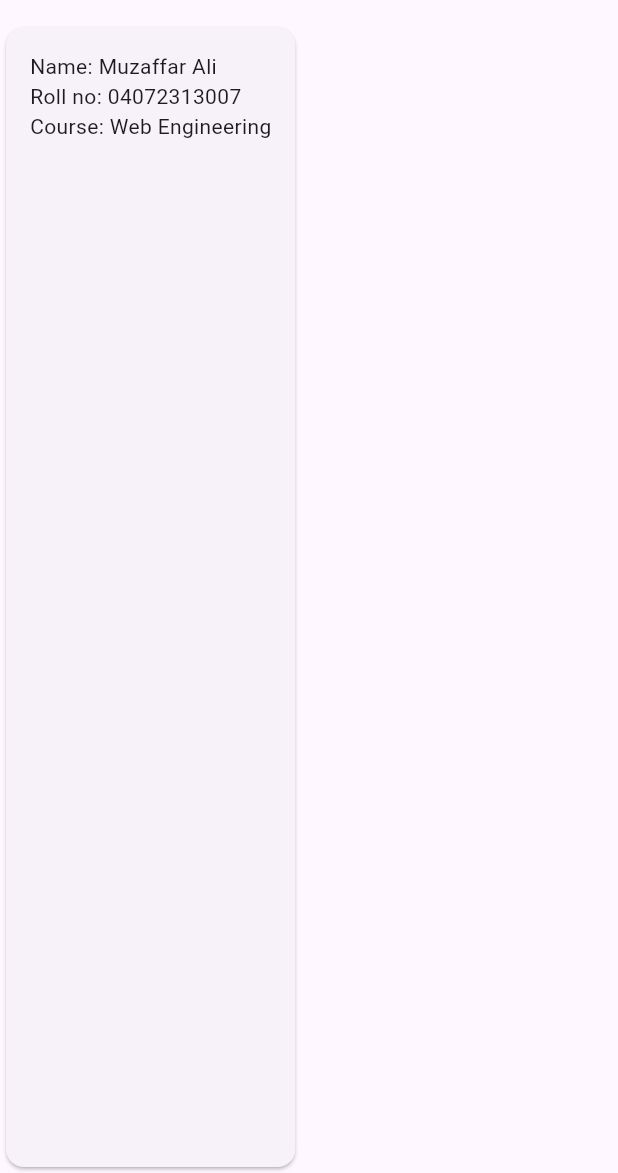
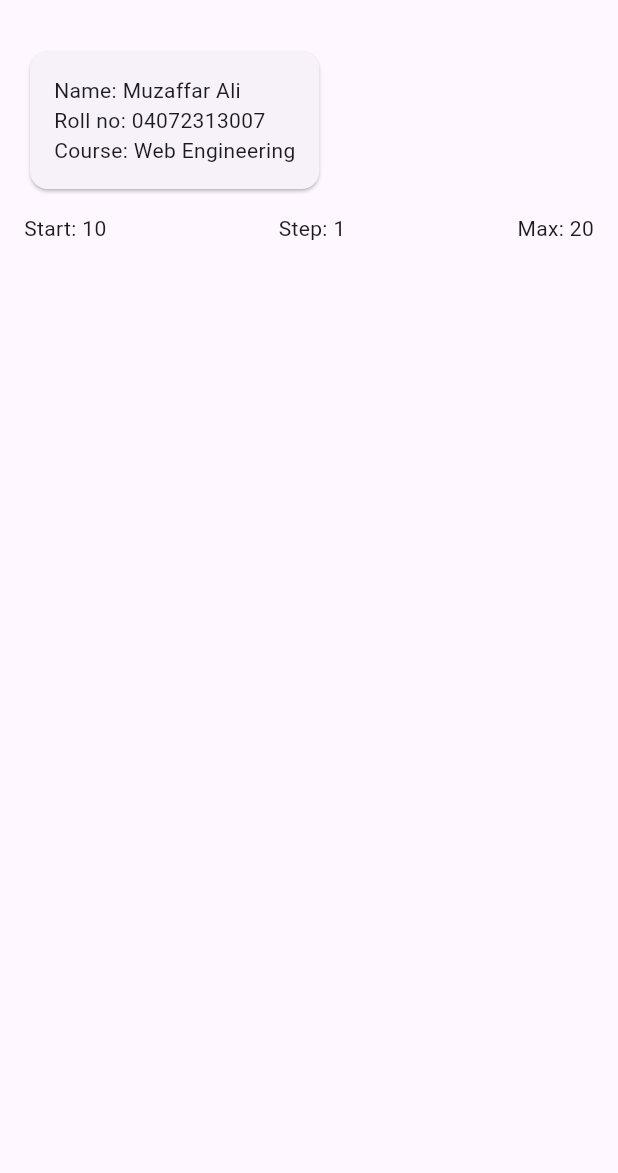
Before and after one commit to muzaffarCs/MAD_Lab, a Flutter app: the screen it shows after launch, on a phone screen of 412 x 824 dp, the part 63-1236 px from its top. Run offline on Flutter 3.47's test engine with Material 3 defaults, Android fonts, the phone set to English and light mode, and no system bars.

Commit message:
Flutter lap: step 3

```diff
--- a/flutter_lab/lib/main.dart
+++ b/flutter_lab/lib/main.dart
@@ -55,7 +55,24 @@
   Widget build(BuildContext context) {
     return Scaffold(
       appBar: AppBar(title: Text('Study Tracker: $course')),
-      body: StudentCard(name: studentName, roll: rollNo, course: course),
+      body: SingleChildScrollView(
+        padding: const EdgeInsets.all(16),
+        child: Column(
+          crossAxisAlignment: CrossAxisAlignment.start,
+          children: [
+            StudentCard(name: studentName, roll: rollNo, course: course),
+            const SizedBox(height: 12),
+            Row(
+              mainAxisAlignment: MainAxisAlignment.spaceBetween,
+              children: [
+                Text('Start: $startCount', key: const Key('info-start')),
+                Text('Step: $stepSize', key: const Key('info-step')),
+                Text('Max: $maxCount', key: const Key('info-max')),
+              ],
+            ),
+          ],
+        ),
+      ),
     );
   }
 }
```
